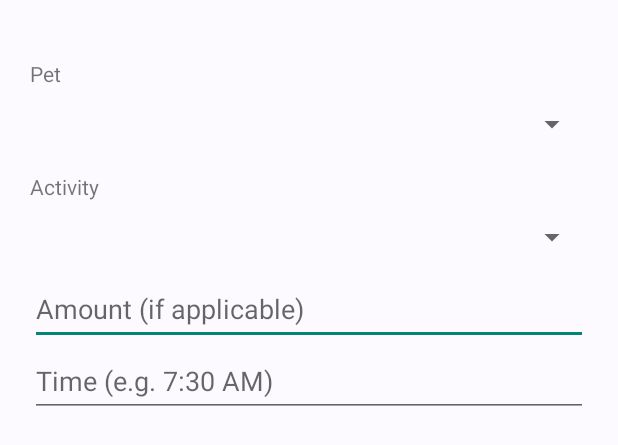
After one commit to dayview/ITISMOB-S01-G4, an Android app: the layout dialog_confirm_voice_care.xml on its own in the app's theme, with its tools: preview values and no code run, on a phone screen of 412 x 824 dp. The commit adds this screen. Shown: the top 445 px of the screen. Run offline under Robolectric (Android 15) with nearby library versions, the light colour scheme and no system bars.

Commit message:
feat: add dialog layouts for editing care entries and confirming voice care details

```diff
--- /dev/null
+++ b/app/src/main/res/layout/dialog_confirm_voice_care.xml
@@ -0,0 +1,34 @@
+<?xml version="1.0" encoding="utf-8"?>
+<ScrollView xmlns:android="http://schemas.android.com/apk/res/android"
+    android:layout_width="match_parent"
+    android:layout_height="wrap_content">
+    <LinearLayout
+        android:layout_width="match_parent"
+        android:layout_height="wrap_content"
+        android:orientation="vertical"
+        android:paddingStart="20dp"
+        android:paddingTop="8dp"
+        android:paddingEnd="20dp">
+        <TextView android:id="@+id/transcript"
+            android:layout_width="match_parent" android:layout_height="wrap_content"
+            android:textSize="14sp" />
+        <TextView android:layout_width="match_parent" android:layout_height="wrap_content"
+            android:layout_marginTop="12dp" android:text="Pet" />
+        <Spinner android:id="@+id/pet"
+            android:layout_width="match_parent" android:layout_height="wrap_content"
+            android:minHeight="48dp" />
+        <TextView android:layout_width="match_parent" android:layout_height="wrap_content"
+            android:layout_marginTop="8dp" android:text="Activity" />
+        <Spinner android:id="@+id/activity"
+            android:layout_width="match_parent" android:layout_height="wrap_content"
+            android:minHeight="48dp" />
+        <EditText android:id="@+id/amount"
+            android:layout_width="match_parent" android:layout_height="wrap_content"
+            android:hint="Amount (if applicable)" android:inputType="text"
+            android:minHeight="48dp" />
+        <EditText android:id="@+id/time"
+            android:layout_width="match_parent" android:layout_height="wrap_content"
+            android:hint="Time (e.g. 7:30 AM)" android:inputType="text"
+            android:minHeight="48dp" />
+    </LinearLayout>
+</ScrollView>
```
Also changed, not shown: app/src/main/java/com/purrfolio/mco1/MainActivity.kt (+13 -16 lines), app/src/main/res/layout/dialog_edit_care_entry.xml (added, +23 -0 lines).
